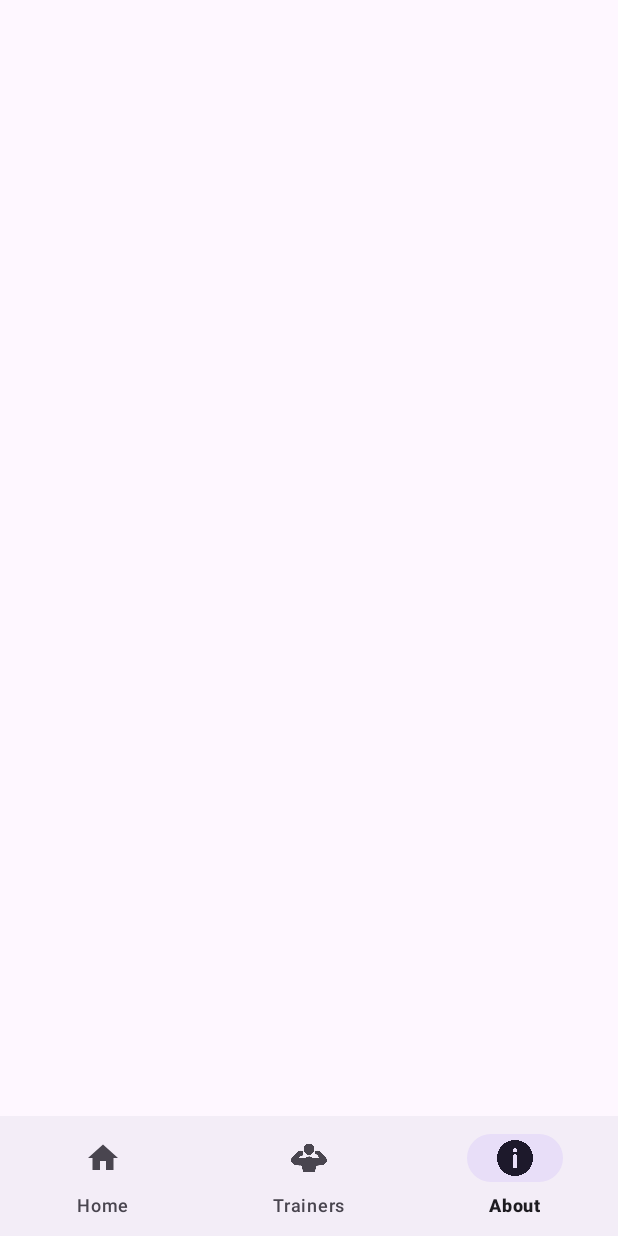
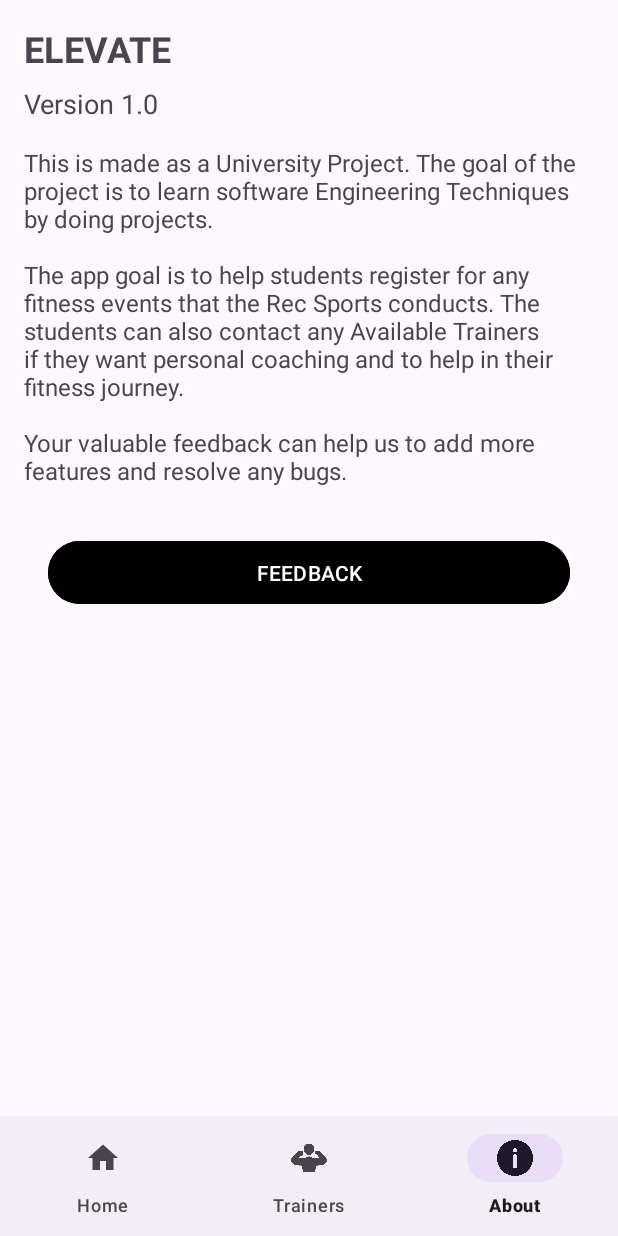
Before and after one commit to Balusekhar/Elevate, an Android app: the screen it shows after launch once a user with an empty profile is signed in (FitnessActivity), item 3 of the bottom bar chosen, on a phone screen of 412 x 824 dp. Run offline under Robolectric (Android 15) with nearby library versions, the phone set to English and light mode, and no system bars; our stand-ins replace Firebase (no records; nobody signed in at launch, a user with empty details on screens opened directly).

Commit message:
Implemented About Fragment

```diff
--- a/app/src/main/java/com/example/elevate/AboutFragment.kt
+++ b/app/src/main/java/com/example/elevate/AboutFragment.kt
@@ -1,25 +1,44 @@
 package com.example.elevate
 
+import android.content.Intent
+import android.net.Uri
 import android.os.Bundle
 import androidx.fragment.app.Fragment
 import android.view.LayoutInflater
 import android.view.View
 import android.view.ViewGroup
+import com.example.elevate.databinding.FragmentAboutBinding
+import com.example.elevate.databinding.FragmentHomeBinding
 
 
 class AboutFragment : Fragment() {
 
-    override fun onCreate(savedInstanceState: Bundle?) {
-        super.onCreate(savedInstanceState)
-
-    }
+    private lateinit var binding : FragmentAboutBinding
 
     override fun onCreateView(
         inflater: LayoutInflater, container: ViewGroup?,
         savedInstanceState: Bundle?
-    ): View? {
-        // Inflate the layout for this fragment
-        return inflater.inflate(R.layout.fragment_about, container, false)
+    ): View {
+        binding = FragmentAboutBinding.inflate(inflater, container, false)
+        return binding.root
+    }
+
+    override fun onViewCreated(view: View, savedInstanceState: Bundle?) {
+        super.onViewCreated(view, savedInstanceState)
+        binding.feedbackButton.setOnClickListener {
+
+            val emailIntent = Intent(Intent.ACTION_SENDTO).apply {
+                data = Uri.parse("mailto:")
+                putExtra(Intent.EXTRA_EMAIL, arrayOf("jagan@gmail.com"))
+                putExtra(Intent.EXTRA_SUBJECT, "Feedback for Elevate App")
+            }
+
+            // Check if there's an app that can handle this intent
+            if (emailIntent.resolveActivity(requireActivity().packageManager) != null) {
+                startActivity(emailIntent)
+            }
+
+        }
     }
 
 
--- a/app/src/main/res/layout/fragment_about.xml
+++ b/app/src/main/res/layout/fragment_about.xml
@@ -3,8 +3,57 @@
     xmlns:tools="http://schemas.android.com/tools"
     android:layout_width="match_parent"
     android:layout_height="match_parent"
+    xmlns:app="http://schemas.android.com/apk/res-auto"
+    android:padding="16dp"
     tools:context=".AboutFragment">
 
 
+        <LinearLayout
+            android:layout_width="match_parent"
+            android:layout_height="wrap_content"
+            android:orientation="vertical">
+
+            <!-- App Name -->
+            <TextView
+                android:id="@+id/textAppName"
+                android:layout_width="match_parent"
+                android:layout_height="wrap_content"
+                android:text="ELEVATE"
+                android:textSize="24sp"
+                android:textStyle="bold"
+                android:layout_marginBottom="8dp"/>
+
+            <!-- App Version -->
+            <TextView
+                android:id="@+id/textAppVersion"
+                android:layout_width="match_parent"
+                android:layout_height="wrap_content"
+                android:text="Version 1.0"
+                android:textSize="18sp"
+                android:layout_marginBottom="16dp"/>
+
+            <!-- Description -->
+            <TextView
+                android:id="@+id/textAppDescription"
+                android:layout_width="match_parent"
+                android:layout_height="wrap_content"
+                android:text="@string/app_description"
+                android:textSize="16sp"
+                android:layout_marginBottom="16dp"/>
+
+            <!-- Add more details as needed -->
+
+            <Button
+                android:id="@+id/feedbackButton"
+                android:layout_width="match_parent"
+                android:layout_height="50dp"
+                android:layout_margin="16dp"
+                android:backgroundTint="@color/black"
+                android:text="FEEDBACK"
+                app:cornerRadius="30dp" />
+
+
+        </LinearLayout>
+
 
 </FrameLayout>
--- a/app/src/main/res/values/strings.xml
+++ b/app/src/main/res/values/strings.xml
@@ -2,4 +2,5 @@
     <string name="app_name">Elevate</string>
     <!-- TODO: Remove or change this placeholder text -->
     <string name="hello_blank_fragment">Hello blank fragment</string>
+    <string name="app_description">This is made as a University Project. The goal of the project is to learn software Engineering Techniques by doing projects.\n\nThe app goal is to help students register for any fitness events that the Rec Sports conducts. The students can also contact any Available Trainers if they want personal coaching and to help in their fitness journey.\n\nYour valuable feedback can help us to add more features and resolve any bugs.</string>
 </resources>
```
